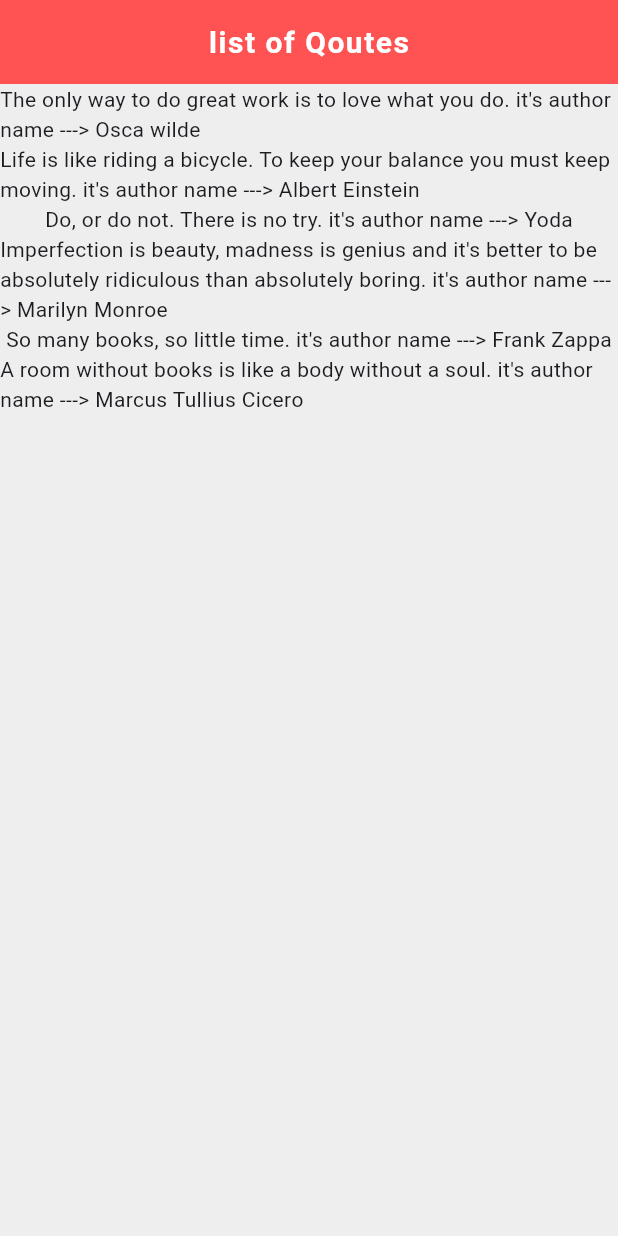
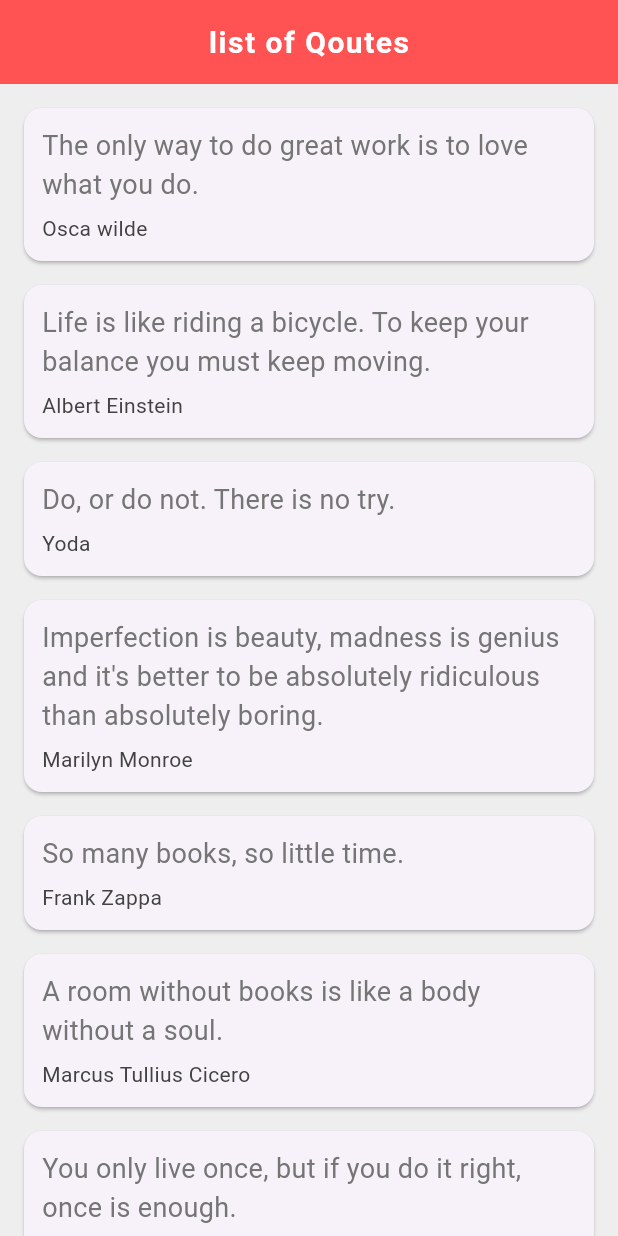
Before and after one commit to AhmedMujtaba999/mini_flut_proj, a Flutter app: the screen it shows after launch, on a phone screen of 412 x 824 dp. Run offline on Flutter 3.47's test engine with Material 3 defaults, Android fonts, the phone set to English and light mode, and no system bars; Roboto replaces fonts that are missing (Arial).

Commit message:
Cards in flutter

```diff
--- a/lib/main.dart
+++ b/lib/main.dart
@@ -11,14 +11,56 @@ class DataList extends StatefulWidget {
 }
 
 class _DataListState extends State<DataList> {
-  List<Quote> qoutes= [
-   Quote(author: 'Osca wilde', text: 'The only way to do great work is to love what you do.'),
-    Quote(author: 'Albert Einstein', text: 'Life is like riding a bicycle. To keep your balance you must keep moving.'),
+  List<Quote> qoutes = [
+    Quote(
+      author: 'Osca wilde',
+      text: 'The only way to do great work is to love what you do.',
+    ),
+    Quote(
+      author: 'Albert Einstein',
+      text:
+          'Life is like riding a bicycle. To keep your balance you must keep moving.',
+    ),
     Quote(author: 'Yoda', text: 'Do, or do not. There is no try.'),
-    Quote(author: 'Marilyn Monroe', text: 'Imperfection is beauty, madness is genius and it\'s better to be absolutely ridiculous than absolutely boring.'),
+    Quote(
+      author: 'Marilyn Monroe',
+      text:
+          'Imperfection is beauty, madness is genius and it\'s better to be absolutely ridiculous than absolutely boring.',
+    ),
     Quote(author: 'Frank Zappa', text: 'So many books, so little time.'),
-    Quote(author: 'Marcus Tullius Cicero', text: 'A room without books is like a body without a soul.')
+    Quote(
+      author: 'Marcus Tullius Cicero',
+      text: 'A room without books is like a body without a soul.',
+    ),
+    Quote(author: 'Mae West', text: 'You only live once, but if you do it right, once is enough.'),
+    Quote(author: 'Mae West', text: 'You only live once, but if you do it right, once is enough.'),
+    Quote(author: 'charlie Chaplin', text: 'A day without laughter is a day wasted.'),
+    Quote(author: 'Mark Twain', text: 'The secret of getting ahead is getting started.')
   ];
+
+  Widget quoteTemplate(quote) {
+    return Card(
+      margin: EdgeInsets.fromLTRB(16.0, 16.0, 16.0, 0.0),
+      child: Padding(
+        padding: const EdgeInsets.all(12.0),
+        child: Column(
+          crossAxisAlignment: CrossAxisAlignment.stretch,
+          children: <Widget>[
+            Text(
+              quote.text,
+              style: TextStyle(fontSize: 18.0, color: Colors.grey[600]),
+            ),
+            SizedBox(height: 6.0),
+            Text(
+              quote.author,
+              style: TextStyle(fontSize: 14.0, color: Colors.grey[800]),
+            ),
+          ],
+        ),
+      ),
+    );
+  }
+
   @override
   Widget build(BuildContext context) {
     return Scaffold(
@@ -37,13 +79,13 @@ class _DataListState extends State<DataList> {
         centerTitle: true,
         backgroundColor: Colors.redAccent,
       ),
-      body: Column(children: qoutes.map((quote){
-        return Text('${quote.text} it\'s author name ---> ${quote.author}');
-
-      }).toList(),
-
-
-      )
+      body: SingleChildScrollView(
+        child: Column(
+          children: qoutes.map((quote) {
+            return quoteTemplate(quote);
+          }).toList(),
+        ),
+      ),
     );
   }
 }
```
